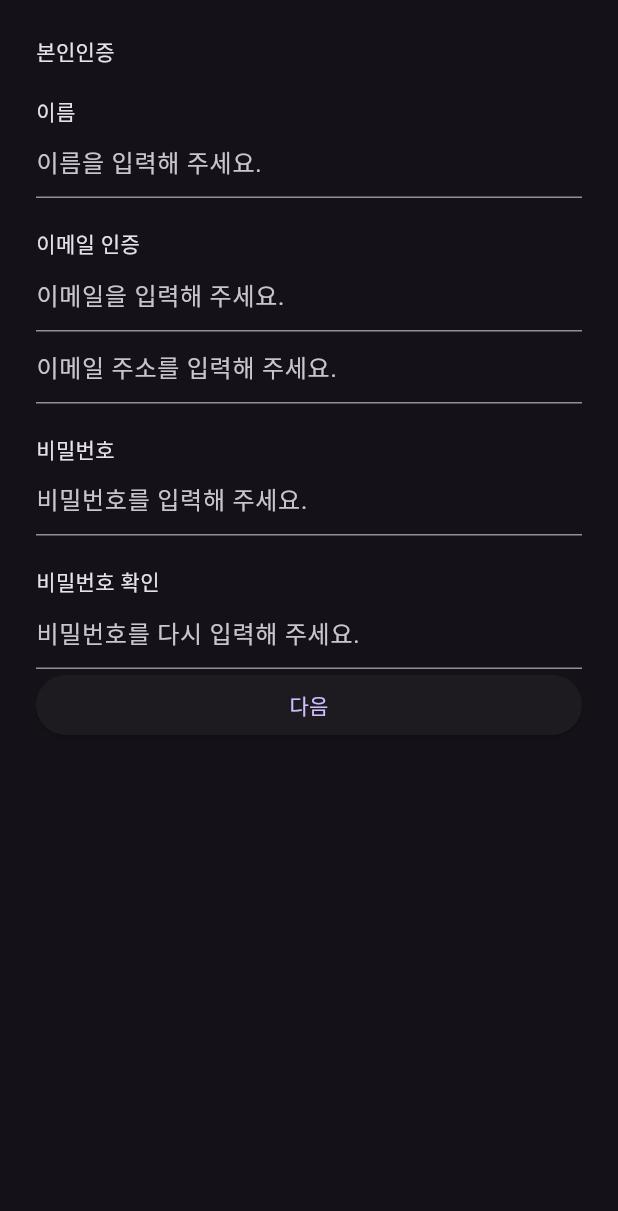
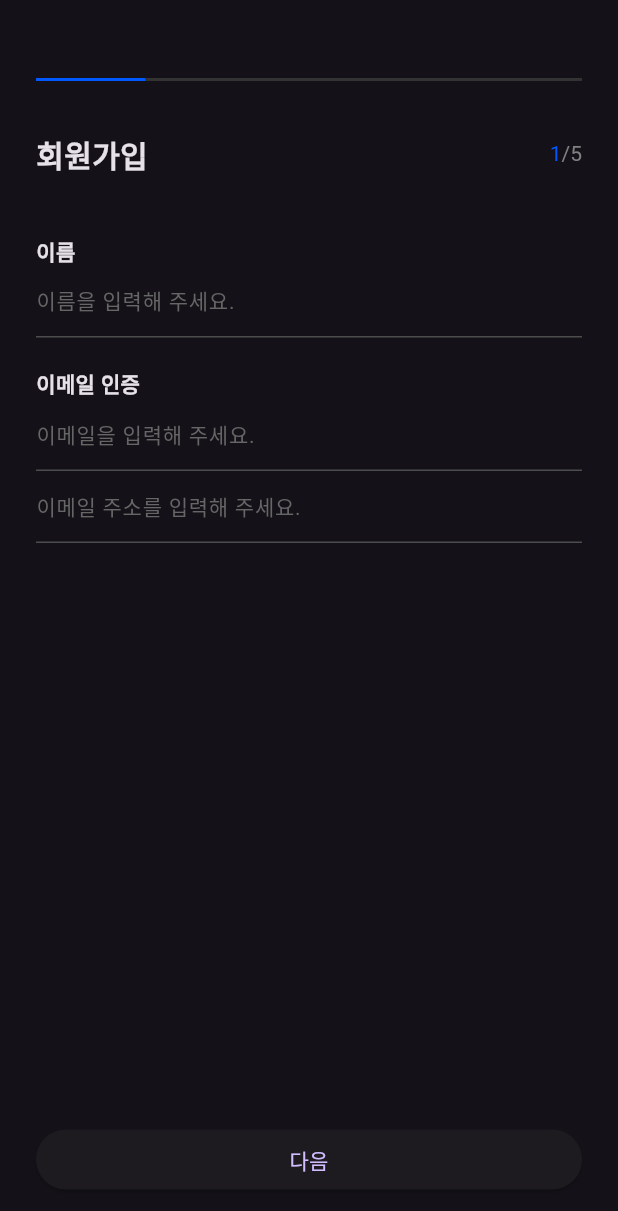
Before and after one commit to huir0/Hexagonian, a Flutter app: the JoinPage screen opened by its route, after a tap on "다음", on a phone screen of 412 x 824 dp. Shown: the top 1211 px of the screen. Run offline on Flutter 3.47's test engine with Material 3 defaults, Android fonts, the phone set to English and light mode, and no system bars; our stand-ins replace carousel_slider, equatable, flutter_riverpod, flutter_svg, freezed_annotation, go_router and 1 more; Roboto replaces fonts that are missing (Pretendard).

Commit message:
UI: 온보딩(가입)페이지 구현중 #11

```diff
--- a/sfaclog/lib/view/pages/join_page/join_page.dart
+++ b/sfaclog/lib/view/pages/join_page/join_page.dart
@@ -1,108 +1,84 @@
 import 'package:flutter/material.dart';
+import 'package:sfaclog/view/widgets/join_page_widgets/name_mail_section.dart';
+import 'package:sfaclog/view/widgets/join_page_widgets/profile_section.dart';
+import 'package:sfaclog/view/widgets/join_page_widgets/propose_section.dart';
+import 'package:sfaclog/view/widgets/join_page_widgets/pw_confirm_section.dart';
+import 'package:sfaclog/view/widgets/join_page_widgets/skill_section.dart';
+import 'package:sfaclog_widgets/util/common.dart';
 
 class JoinPage extends StatelessWidget {
   const JoinPage({super.key});
 
   @override
   Widget build(BuildContext context) {
+    //@todo: riverpod으로 관리
+    int curIndex = 0;
+
+    final GlobalKey<FormState> nameMailFormKey = GlobalKey<FormState>();
+    final GlobalKey<FormState> pwConfirmFormKey = GlobalKey<FormState>();
+    final GlobalKey<FormState> profileFormKey = GlobalKey<FormState>();
+    final GlobalKey<FormState> skillFormKey = GlobalKey<FormState>();
+    final GlobalKey<FormState> proposeFormKey = GlobalKey<FormState>();
+
+    List<Widget> joinSections = [
+      NameMailSection(
+        formKey: nameMailFormKey,
+      ),
+      PwConfirmSection(
+        formKey: pwConfirmFormKey,
+      ),
+      ProfileSection(
+        formKey: profileFormKey,
+      ),
+      const SkillSection(
+          // formKey: skillFormKey,
+          ),
+      const ProposeSection(
+          // formKey: proposeFormKey,
+          ),
+    ];
+
     return Scaffold(
-      body: ListView(
-        padding: const EdgeInsets.all(24),
-        children: [
-          const Text('본인인증'),
-          const SizedBox(height: 20),
-          const TextFieldWidget(
-            type: TextFieldWidgetType.name,
-          ),
-          const SizedBox(height: 20),
-          const TextFieldWidget(
-            type: TextFieldWidgetType.email,
-          ),
-          const TextFieldWidget(type: TextFieldWidgetType.emailConfirm),
-          const SizedBox(height: 20),
-          const TextFieldWidget(
-            type: TextFieldWidgetType.password,
-          ),
-          const SizedBox(height: 20),
-          const TextFieldWidget(
-            type: TextFieldWidgetType.passwordConfirm,
-          ),
-          ElevatedButton(
-            onPressed: () {},
-            child: const Text('다음'),
-          ),
-        ],
+      resizeToAvoidBottomInset: true,
+      body: Padding(
+        padding: const EdgeInsets.symmetric(
+          horizontal: 24,
+        ),
+        child: Column(
+          mainAxisSize: MainAxisSize.min,
+          mainAxisAlignment: MainAxisAlignment.start,
+          crossAxisAlignment: CrossAxisAlignment.stretch,
+          children: [
+            const SizedBox(height: 52),
+            LinearProgressIndicator(
+              minHeight: 2,
+              value: (curIndex + 1) / joinSections.length,
+              color: SLColor.primary,
+              backgroundColor: SLColor.neutral.shade80,
+            ),
+            const SizedBox(height: 34),
+            IndexedStack(
+              index: curIndex,
+              children: joinSections,
+            ),
+            const Spacer(),
+            ElevatedButton(
+              onPressed: () {
+                if (curIndex < joinSections.length - 1) {
+                  curIndex++;
+                } else {
+                  curIndex = 0;
+                }
+                print(curIndex);
+              },
+              child: curIndex == joinSections.length - 1
+                  ? const Text('스팩로그 시작하기')
+                  : const Text('다음'),
+            ),
+            const SizedBox(height: 27),
+          ],
+        ),
       ),
     );
   }
 }
-
-enum TextFieldWidgetType {
-  name,
-  email,
-  emailConfirm,
-  password,
-  passwordConfirm,
-}
-
-class TextFieldWidget extends StatelessWidget {
-  const TextFieldWidget({
-    super.key,
-    this.controller,
-    required this.type,
-  });
-
-  final TextFieldWidgetType type;
-  final TextEditingController? controller;
-
-  String getLabel() {
-    switch (type) {
-      case TextFieldWidgetType.name:
-        return '이름';
-      case TextFieldWidgetType.email:
-        return '이메일 인증';
-      case TextFieldWidgetType.password:
-        return '비밀번호';
-      case TextFieldWidgetType.passwordConfirm:
-        return '비밀번호 확인';
-      default:
-        return '';
-    }
-  }
-
-  String getHintText() {
-    switch (type) {
-      case TextFieldWidgetType.name:
-        return '이름을 입력해 주세요.';
-      case TextFieldWidgetType.email:
-        return '이메일을 입력해 주세요.';
-      case TextFieldWidgetType.emailConfirm:
-        return '이메일 주소를 입력해 주세요.';
-      case TextFieldWidgetType.password:
-        return '비밀번호를 입력해 주세요.';
-      case TextFieldWidgetType.passwordConfirm:
-        return '비밀번호를 다시 입력해 주세요.';
-      default:
-        return '';
-    }
-  }
-
-  @override
-  Widget build(BuildContext context) {
-    String label = getLabel();
-
-    return Column(
-      crossAxisAlignment: CrossAxisAlignment.stretch,
-      children: [
-        label == '' ? Container() : Text(label),
-        TextField(
-          controller: controller,
-          decoration: InputDecoration(
-            hintText: getHintText(),
-            contentPadding: const EdgeInsets.symmetric(vertical: 11),
-          ),
-        ),
-      ],
-    );
-  }
-}
```
